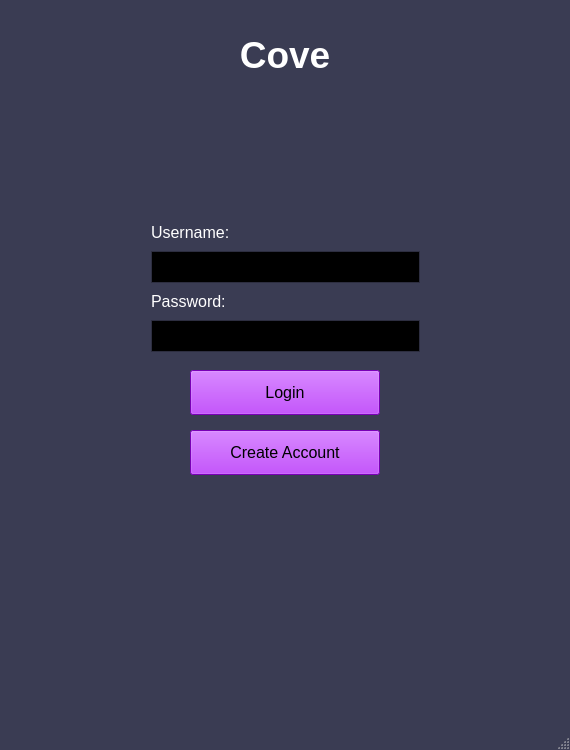
Before: the Qt Designer form Cove_Client/Cove_Client/cove_login.ui in tyler-becker/Middle-Management-CMPS285, drawn with Qt 5.
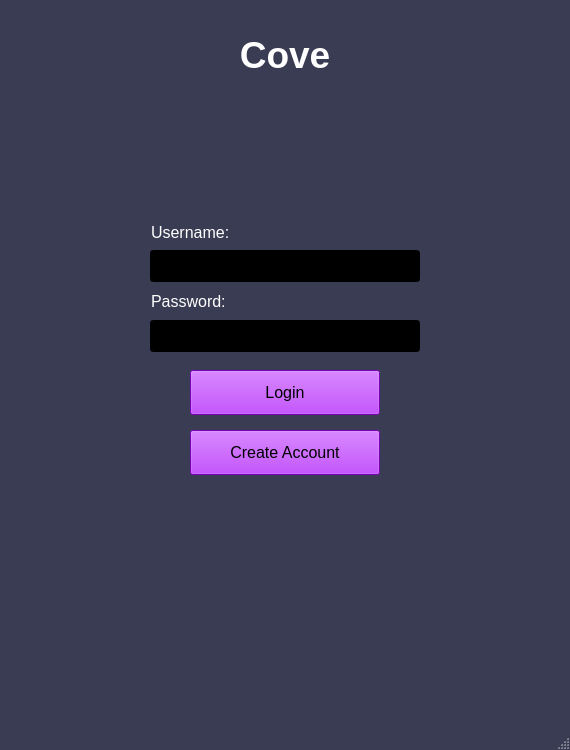
After: the same form once the commit is applied.

Commit message:
"Working" basic Cove application in Qt.
This is a further updated version of our Cove application called Cove
Client. This update made improvements to the chat room window and
reworked all text boxes.  This version also implemented basic chat room
functionality for the chat room window. Some window buttons were
updated. This is still a basic client, the FULL functionality of which
will be implemented later. *This client will only run in Qt Creator.
Written by Beau B.

```diff
--- a/Cove_Client/Cove_Client/cove_login.ui
+++ b/Cove_Client/Cove_Client/cove_login.ui
@@ -1344,36 +1344,6 @@
      <string>Create Account</string>
     </property>
    </widget>
-   <widget class="QTextEdit" name="textEdit_Account">
-    <property name="geometry">
-     <rect>
-      <x>151</x>
-      <y>251</y>
-      <width>269</width>
-      <height>32</height>
-     </rect>
-    </property>
-    <property name="font">
-     <font>
-      <pointsize>12</pointsize>
-     </font>
-    </property>
-    <property name="verticalScrollBarPolicy">
-     <enum>Qt::ScrollBarAlwaysOff</enum>
-    </property>
-    <property name="horizontalScrollBarPolicy">
-     <enum>Qt::ScrollBarAlwaysOff</enum>
-    </property>
-    <property name="tabChangesFocus">
-     <bool>true</bool>
-    </property>
-    <property name="undoRedoEnabled">
-     <bool>true</bool>
-    </property>
-    <property name="lineWrapMode">
-     <enum>QTextEdit::WidgetWidth</enum>
-    </property>
-   </widget>
    <widget class="QLabel" name="label__Username">
     <property name="geometry">
      <rect>
@@ -1410,42 +1380,6 @@
      <string>Password:</string>
     </property>
    </widget>
-   <widget class="QTextEdit" name="textEdit_Password">
-    <property name="geometry">
-     <rect>
-      <x>151</x>
-      <y>320</y>
-      <width>269</width>
-      <height>32</height>
-     </rect>
-    </property>
-    <property name="font">
-     <font>
-      <pointsize>12</pointsize>
-     </font>
-    </property>
-    <property name="frameShape">
-     <enum>QFrame::StyledPanel</enum>
-    </property>
-    <property name="frameShadow">
-     <enum>QFrame::Sunken</enum>
-    </property>
-    <property name="verticalScrollBarPolicy">
-     <enum>Qt::ScrollBarAlwaysOff</enum>
-    </property>
-    <property name="horizontalScrollBarPolicy">
-     <enum>Qt::ScrollBarAlwaysOff</enum>
-    </property>
-    <property name="tabChangesFocus">
-     <bool>true</bool>
-    </property>
-    <property name="readOnly">
-     <bool>false</bool>
-    </property>
-    <property name="overwriteMode">
-     <bool>false</bool>
-    </property>
-   </widget>
    <widget class="QLabel" name="label_LoginLogo">
     <property name="geometry">
      <rect>
@@ -1462,7 +1396,66 @@
      <set>Qt::AlignCenter</set>
     </property>
    </widget>
-   <zorder>textEdit_Account</zorder>
+   <widget class="QLineEdit" name="lineEdit_Password">
+    <property name="geometry">
+     <rect>
+      <x>150</x>
+      <y>320</y>
+      <width>270</width>
+      <height>32</height>
+     </rect>
+    </property>
+    <property name="font">
+     <font>
+      <pointsize>12</pointsize>
+     </font>
+    </property>
+    <property name="styleSheet">
+     <string notr="true">QLineEdit{
+	color: white;
+	background: black;
+}</string>
+    </property>
+    <property name="maxLength">
+     <number>50</number>
+    </property>
+    <property name="frame">
+     <bool>true</bool>
+    </property>
+    <property name="echoMode">
+     <enum>QLineEdit::Password</enum>
+    </property>
+   </widget>
+   <widget class="QLineEdit" name="lineEdit_Account">
+    <property name="geometry">
+     <rect>
+      <x>150</x>
+      <y>250</y>
+      <width>270</width>
+      <height>32</height>
+     </rect>
+    </property>
+    <property name="font">
+     <font>
+      <pointsize>12</pointsize>
+     </font>
+    </property>
+    <property name="styleSheet">
+     <string notr="true">QLineEdit{
+	color: white;
+	background: black;
+}</string>
+    </property>
+    <property name="maxLength">
+     <number>50</number>
+    </property>
+    <property name="frame">
+     <bool>true</bool>
+    </property>
+    <property name="echoMode">
+     <enum>QLineEdit::Normal</enum>
+    </property>
+   </widget>
    <zorder>label__Username</zorder>
    <zorder>label_Password</zorder>
    <zorder>textEdit_Password</zorder>
```
Left out of the diff: 7 changed lines with no effect on the pictures. The commit also changes 29 other files.
